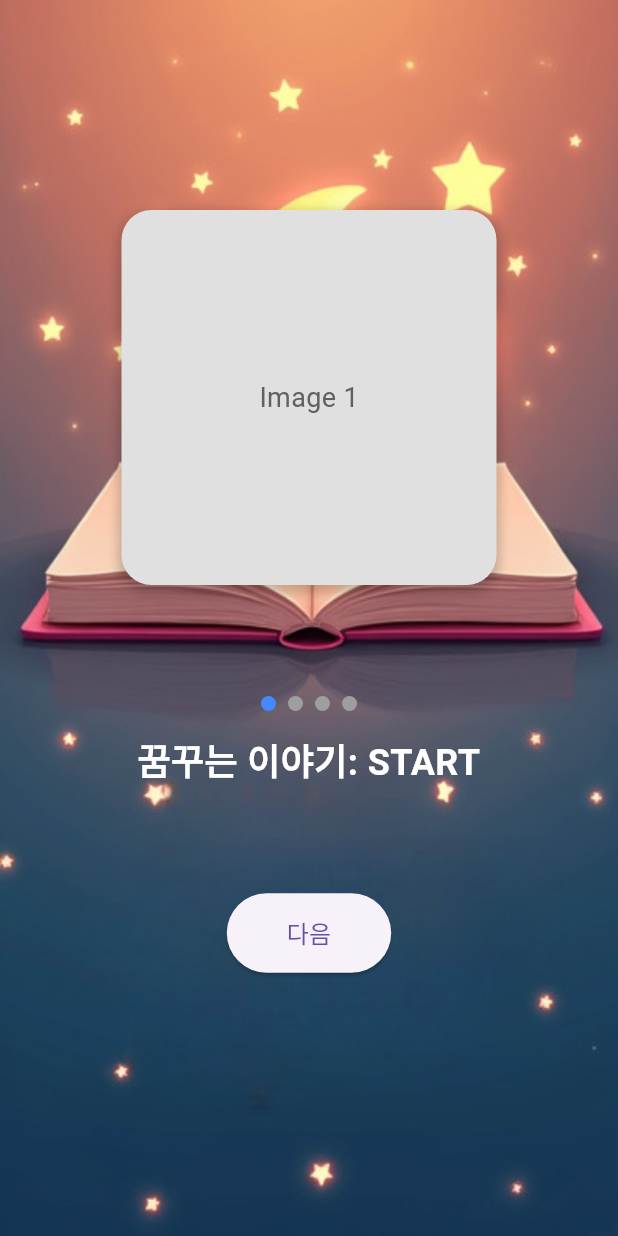
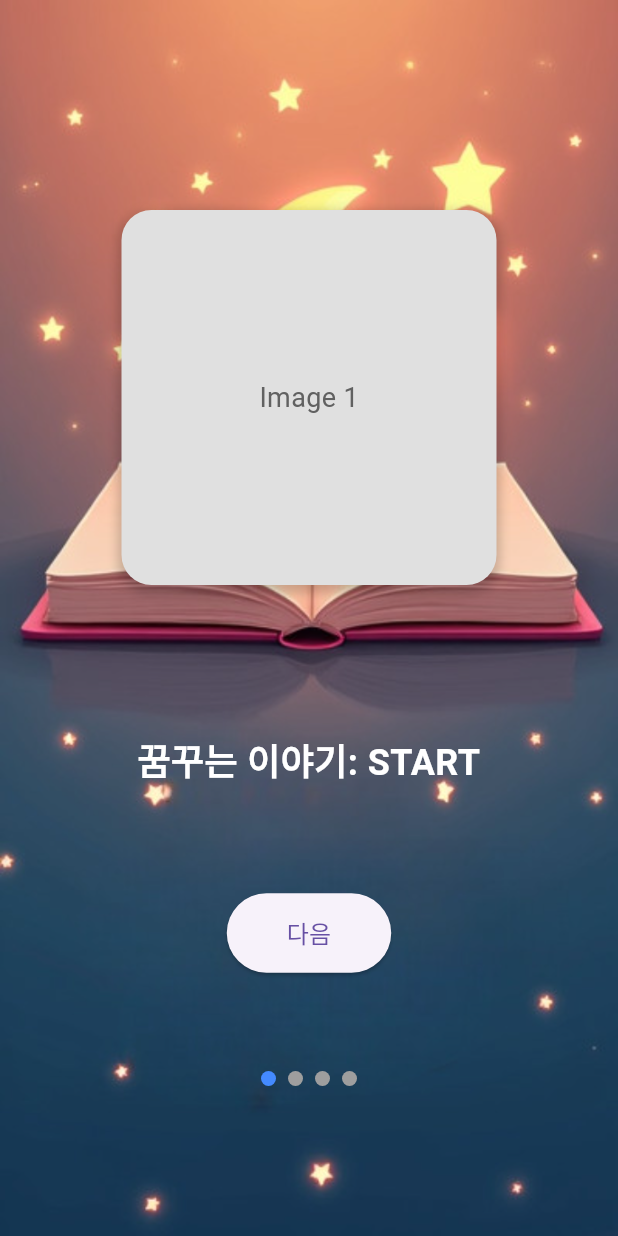
Before and after one commit to SeongJae999/dreamingStory, a Flutter app: the screen it shows after launch, on a phone screen of 412 x 824 dp. Run offline on Flutter 3.47's test engine with Material 3 defaults, Android fonts, the phone set to English and light mode, and no system bars; our stand-ins replace cloud_firestore, firebase_auth, firebase_core, google_sign_in, shared_preferences; accounts and stored records are empty.

Commit message:
페이지 인디케이터 위치 수정

```diff
--- a/flutter/lib/pages/onboarding_main.dart
+++ b/flutter/lib/pages/onboarding_main.dart
@@ -102,7 +102,7 @@ class _OnboardingMainState extends State<OnboardingMain> {
         ),
       ),
       floatingActionButton: Container(
-        margin: EdgeInsets.only(bottom: 350),
+        margin: EdgeInsets.only(bottom: 100),
         child: Row(
           mainAxisAlignment: MainAxisAlignment.center,
           children: List.generate(4, (index) {
```
